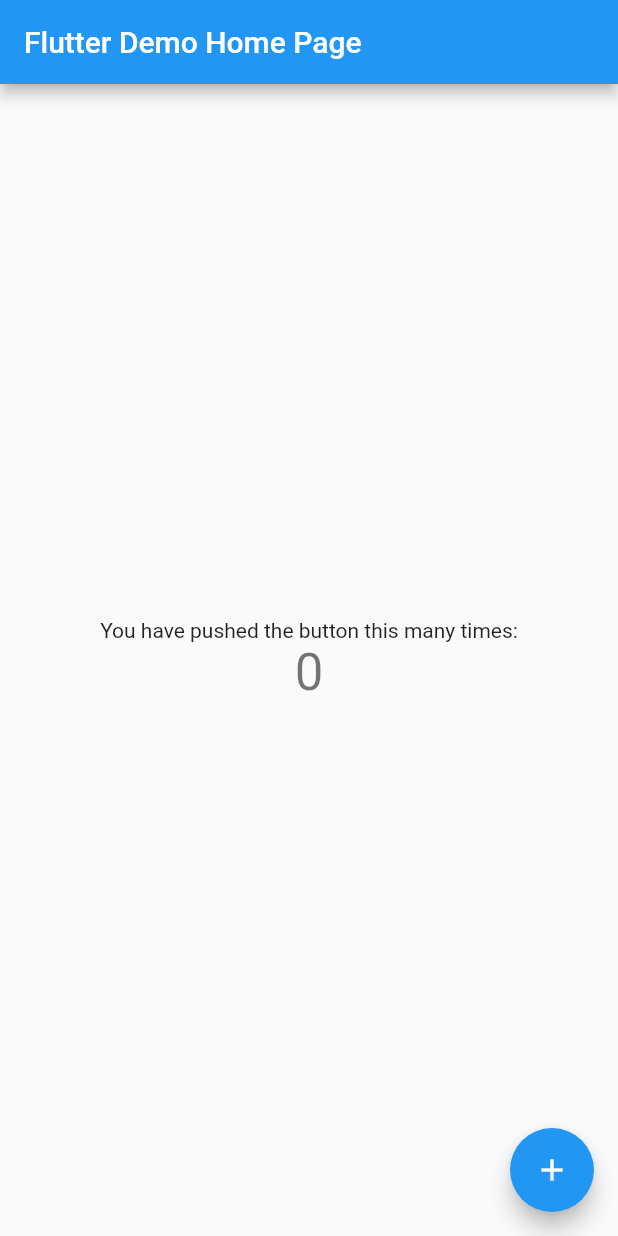
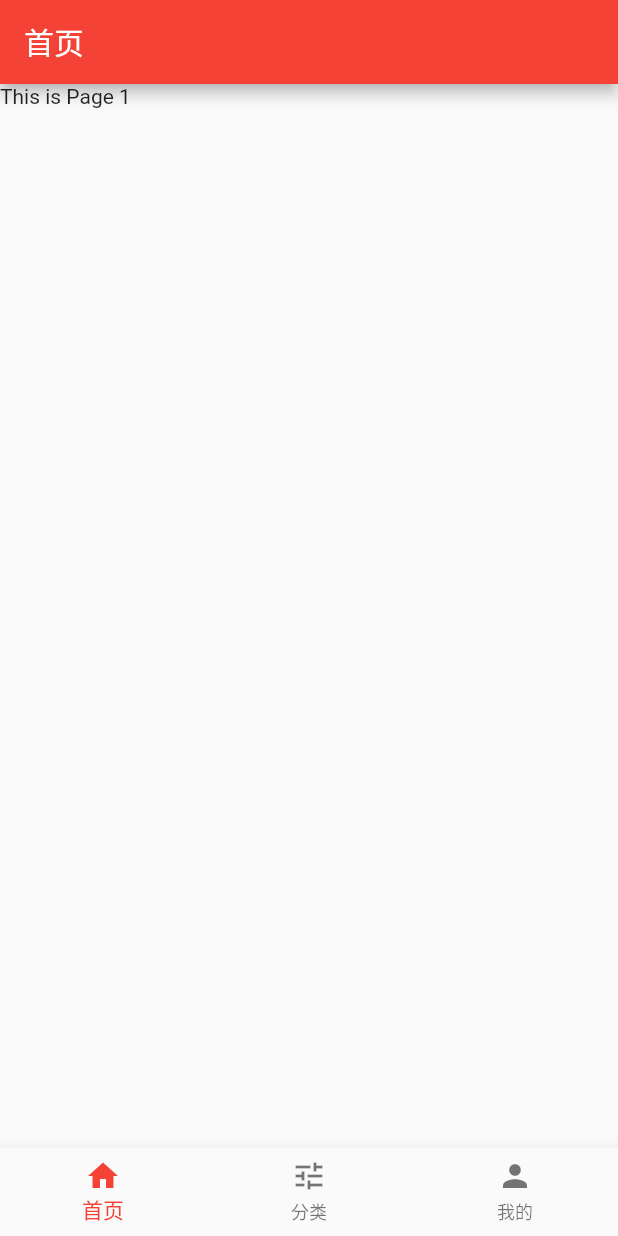
Before and after one commit to hurshi/wanandroid, a Flutter app: the screen it shows after launch, on a phone screen of 412 x 824 dp. Run offline on Flutter 3.47's test engine with Material 2 defaults, Android fonts, the phone set to English and light mode, and no system bars.

```diff
--- /dev/null
+++ b/lib/common/GlobalConfig.dart
@@ -0,0 +1,11 @@
+import 'package:flutter/material.dart';
+
+class GloableConfig {
+  ///颜色
+  static Color colorPrimary = Colors.red;
+
+  ///导航
+  static String homeTab = "首页";
+  static String classyTab = "分类";
+  static String mineTab = "我的";
+}
--- a/lib/main.dart
+++ b/lib/main.dart
@@ -1,109 +1,18 @@
 import 'package:flutter/material.dart';
+import 'package:wanandroid/common/GlobalConfig.dart';
+import 'package:wanandroid/pages/Application.dart';
 
 void main() => runApp(new MyApp());
 
 class MyApp extends StatelessWidget {
-  // This widget is the root of your application.
   @override
   Widget build(BuildContext context) {
     return new MaterialApp(
-      title: 'Flutter Demo',
+      title: '玩安卓',
       theme: new ThemeData(
-        // This is the theme of your application.
-        //
-        // Try running your application with "flutter run". You'll see the
-        // application has a blue toolbar. Then, without quitting the app, try
-        // changing the primarySwatch below to Colors.green and then invoke
-        // "hot reload" (press "r" in the console where you ran "flutter run",
-        // or press Run > Flutter Hot Reload in IntelliJ). Notice that the
-        // counter didn't reset back to zero; the application is not restarted.
-        primarySwatch: Colors.blue,
+        primarySwatch: GloableConfig.colorPrimary,
       ),
-      home: new MyHomePage(title: 'Flutter Demo Home Page'),
+      home: new ApplicationPage(),
     );
   }
 }
-
-class MyHomePage extends StatefulWidget {
-  MyHomePage({Key key, this.title}) : super(key: key);
-
-  // This widget is the home page of your application. It is stateful, meaning
-  // that it has a State object (defined below) that contains fields that affect
-  // how it looks.
-
-  // This class is the configuration for the state. It holds the values (in this
-  // case the title) provided by the parent (in this case the App widget) and
-  // used by the build method of the State. Fields in a Widget subclass are
-  // always marked "final".
-
-  final String title;
-
-  @override
-  _MyHomePageState createState() => new _MyHomePageState();
-}
-
-class _MyHomePageState extends State<MyHomePage> {
-  int _counter = 0;
-
-  void _incrementCounter() {
-    setState(() {
-      // This call to setState tells the Flutter framework that something has
-      // changed in this State, which causes it to rerun the build method below
-      // so that the display can reflect the updated values. If we changed
-      // _counter without calling setState(), then the build method would not be
-      // called again, and so nothing would appear to happen.
-      _counter++;
-    });
-  }
-
-  @override
-  Widget build(BuildContext context) {
-    // This method is rerun every time setState is called, for instance as done
-    // by the _incrementCounter method above.
-    //
-    // The Flutter framework has been optimized to make rerunning build methods
-    // fast, so that you can just rebuild anything that needs updating rather
-    // than having to individually change instances of widgets.
-    return new Scaffold(
-      appBar: new AppBar(
-        // Here we take the value from the MyHomePage object that was created by
-        // the App.build method, and use it to set our appbar title.
-        title: new Text(widget.title),
-      ),
-      body: new Center(
-        // Center is a layout widget. It takes a single child and positions it
-        // in the middle of the parent.
-        child: new Column(
-          // Column is also layout widget. It takes a list of children and
-          // arranges them vertically. By default, it sizes itself to fit its
-          // children horizontally, and tries to be as tall as its parent.
-          //
-          // Invoke "debug paint" (press "p" in the console where you ran
-          // "flutter run", or select "Toggle Debug Paint" from the Flutter tool
-          // window in IntelliJ) to see the wireframe for each widget.
-          //
-          // Column has various properties to control how it sizes itself and
-          // how it positions its children. Here we use mainAxisAlignment to
-          // center the children vertically; the main axis here is the vertical
-          // axis because Columns are vertical (the cross axis would be
-          // horizontal).
-          mainAxisAlignment: MainAxisAlignment.center,
-          children: <Widget>[
-            new Text(
-              'You have pushed the button this many times:',
-            ),
-            new Text(
-              '$_counter',
-              style: Theme.of(context).textTheme.display1,
-            ),
-          ],
-        ),
-      ),
-      floatingActionButton: new FloatingActionButton(
-        onPressed: _incrementCounter,
-        tooltip: 'Increment',
-        child: new Icon(Icons.add),
-      ), // This trailing comma makes auto-formatting nicer for build methods.
-    );
-  }
-}
--- /dev/null
+++ b/lib/pages/Application.dart
@@ -0,0 +1,93 @@
+import 'package:flutter/material.dart';
+import 'package:wanandroid/common/GlobalConfig.dart';
+import 'package:wanandroid/pages/home/HomePage.dart';
+import 'package:wanandroid/pages/classify/ClassifyPage.dart';
+import 'package:wanandroid/pages/mine/MinePage.dart';
+
+class ApplicationPage extends StatefulWidget {
+  @override
+  State<StatefulWidget> createState() {
+    return _ApplicationPageState();
+  }
+}
+
+class _ApplicationPageState extends State<ApplicationPage>
+    with SingleTickerProviderStateMixin {
+  int page = 0;
+  String title = GloableConfig.homeTab;
+  PageController pageController;
+
+  final List<BottomNavigationBarItem> _bottomTabs = <BottomNavigationBarItem>[
+    new BottomNavigationBarItem(
+        icon: Icon(Icons.home),
+        title: Text(GloableConfig.homeTab),
+        backgroundColor: GloableConfig.colorPrimary),
+    new BottomNavigationBarItem(
+        icon: Icon(Icons.tune),
+        title: Text(GloableConfig.classyTab),
+        backgroundColor: GloableConfig.colorPrimary),
+    new BottomNavigationBarItem(
+        icon: Icon(Icons.person),
+        title: Text(GloableConfig.mineTab),
+        backgroundColor: GloableConfig.colorPrimary),
+  ];
+
+  @override
+  void initState() {
+    super.initState();
+    pageController = new PageController(initialPage: this.page);
+  }
+
+  @override
+  void dispose() {
+    pageController.dispose();
+    super.dispose();
+  }
+
+  @override
+  Widget build(BuildContext context) {
+    return new MaterialApp(
+      theme: new ThemeData(primaryColor: GloableConfig.colorPrimary),
+      home: Scaffold(
+        appBar: new AppBar(
+          title: new Text(title),
+        ),
+        body: new PageView(
+//          physics: NeverScrollableScrollPhysics(),
+          children: <Widget>[HomePage(), ClassifyPage(), MinePage()],
+          controller: pageController,
+          onPageChanged: onPageChanged,
+        ),
+        bottomNavigationBar: new BottomNavigationBar(
+          items: _bottomTabs,
+          currentIndex: page,
+          fixedColor: GloableConfig.colorPrimary,
+          type: BottomNavigationBarType.fixed,
+          onTap: onTap,
+        ),
+      ),
+    );
+  }
+
+  void onTap(int index) {
+    pageController.animateToPage(index,
+        duration: const Duration(milliseconds: 300), curve: Curves.ease);
+  }
+
+  void onPageChanged(int page) {
+    setState(() {
+      this.page = page;
+      switch (page) {
+        case 0:
+          title = GloableConfig.homeTab;
+          break;
+        case 1:
+          title = GloableConfig.classyTab;
+          break;
+        case 2:
+          title = GloableConfig.mineTab;
+          break;
+      }
+    });
+  }
+}
--- /dev/null
+++ b/lib/pages/home/HomePage.dart
@@ -0,0 +1,15 @@
+import 'package:flutter/material.dart';
+
+class HomePage extends StatefulWidget {
+  @override
+  State<StatefulWidget> createState() {
+    return new _HomePageState();
+  }
+}
+
+class _HomePageState extends State<HomePage> {
+  @override
+  Widget build(BuildContext context) {
+    return new Text("This is Page 1");
+  }
+}
```
Also changed, not shown: lib/pages/classify/ClassifyPage.dart (added, +15 -0 lines), lib/pages/mine/MinePage.dart (added, +15 -0 lines).
